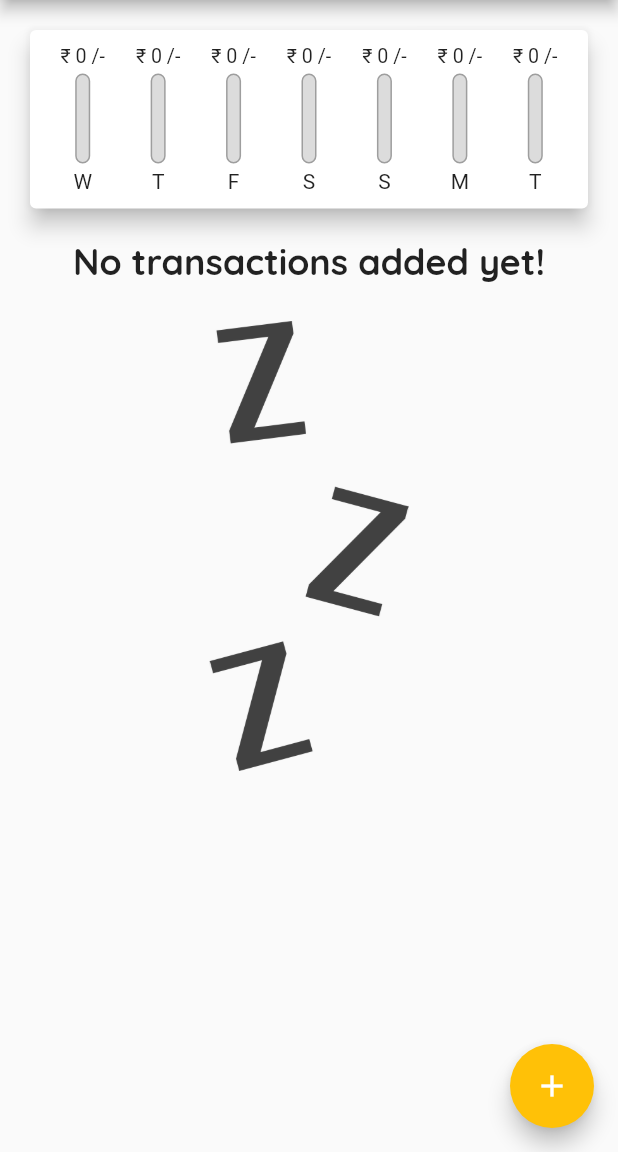
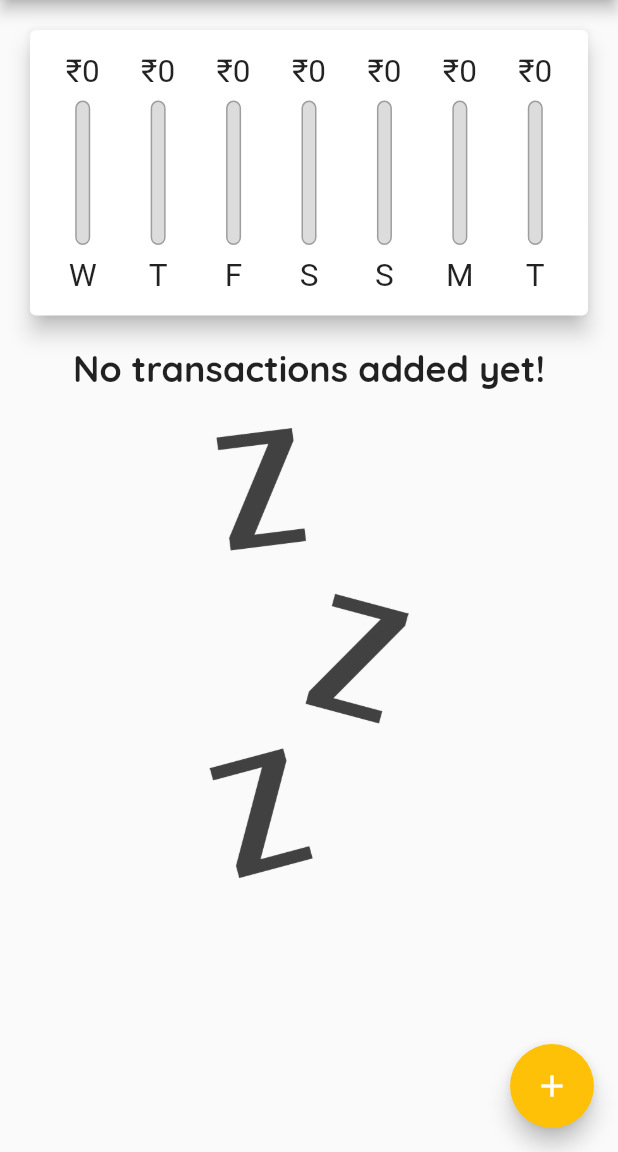
Before and after one commit to glitched-sudhanshu/Expenser, a Flutter app: the screen it shows after launch, on a phone screen of 412 x 824 dp, the part 84-1236 px from its top. Run offline on Flutter 3.47's test engine with Material 2 defaults, Android fonts, the phone set to English and light mode, and no system bars.

Commit message:
working on responsiveness

```diff
--- a/lib/main.dart
+++ b/lib/main.dart
@@ -1,6 +1,5 @@
 import 'package:expense_app/models/transaction.dart';
 import 'package:expense_app/widgets/chart.dart';
-import 'package:expense_app/widgets/chartMap.dart';
 import 'package:expense_app/widgets/new_transaction.dart';
 import 'package:expense_app/widgets/theme.dart';
 import 'package:expense_app/widgets/transaction_list.dart';
@@ -29,11 +28,7 @@ class HomePage extends StatefulWidget {
 }
 
 class _HomePageState extends State<HomePage> {
-  final List<Transaction> _userTransactions = [
-    // Transaction(
-    //     id: 't1', title: 'New shoes', amount: 2300, date: DateTime.now()),
-    // Transaction(id: 't2', title: 'Grocery', amount: 150, date: DateTime.now()),
-  ];
+  final List<Transaction> _userTransactions = [];
 
 
   List<Transaction> get _recentTransactions{
@@ -79,8 +74,8 @@ class _HomePageState extends State<HomePage> {
 
   @override
   Widget build(BuildContext context) {
-    return Scaffold(
-      appBar: AppBar(
+
+    final myAppBar = AppBar(
       title: Text(
         'Expenser',
       ),
@@ -92,14 +87,21 @@ class _HomePageState extends State<HomePage> {
           ),
         ),
       ],
-      ),
+    );
+
+    return Scaffold(
+      appBar: myAppBar,
       body: SingleChildScrollView(
         child: Column(
           mainAxisAlignment: MainAxisAlignment.start,
           crossAxisAlignment: CrossAxisAlignment.stretch,
           children: [
-            Chart(_recentTransactions),
-            TransactionList(_userTransactions, _deleteTransaction),
+            SizedBox(
+              height: (MediaQuery.of(context).size.height - myAppBar.preferredSize.height - MediaQuery.of(context).padding.top) * 0.3,
+              child: Chart(_recentTransactions),),
+            SizedBox(
+              height: (MediaQuery.of(context).size.height - myAppBar.preferredSize.height - MediaQuery.of(context).padding.top) * 0.7,
+              child: TransactionList(_userTransactions, _deleteTransaction),),
           ],
         ),
       ),
--- a/lib/widgets/chart.dart
+++ b/lib/widgets/chart.dart
@@ -37,7 +37,6 @@ class Chart extends StatelessWidget {
 
   @override
   Widget build(BuildContext context) {
-    // print(groupedTransactionValues);
     return Card(
       elevation: 6,
       margin: EdgeInsets.all(20),
@@ -50,10 +49,13 @@ class Chart extends StatelessWidget {
               Flexible(
               fit: FlexFit.tight,
               child:
-              ChartBar(
-                  data.weekDay,
-                  data.amount,
-                  totalSpending == 0.0 ? 0.0 : (data.amount) / totalSpending),
+              Padding(
+                padding: EdgeInsets.symmetric(vertical: 5, horizontal: 10),
+                child: ChartBar(
+                    data.weekDay,
+                    data.amount,
+                    totalSpending == 0.0 ? 0.0 : (data.amount) / totalSpending),
+              ),
             );
           }).toList(),
         ),
--- a/lib/widgets/chartBar.dart
+++ b/lib/widgets/chartBar.dart
@@ -10,19 +10,20 @@ class ChartBar extends StatelessWidget {
 
   @override
   Widget build(BuildContext context) {
+    return LayoutBuilder(builder: (ctx, constraints) {
       return Column(
         children: [
           Container(
-          height: 15,
+            height: constraints.maxHeight * 0.15,
             child: FittedBox(
-            child: Text('₹ ${spendingAmount.toStringAsFixed(0)} /-'),
+              child: Text('₹${spendingAmount.toStringAsFixed(0)}'),
             ),
           ),
           SizedBox(
-          height: 4,
+            height: constraints.maxHeight * 0.05,
           ),
           Container(
-          height: 60,
+            height: constraints.maxHeight * 0.6,
             width: 10,
             child: Stack(
               children: [
@@ -49,10 +50,16 @@ class ChartBar extends StatelessWidget {
             ),
           ),
           SizedBox(
-          height: 4,
+            height: constraints.maxHeight * 0.05,
           ),
-        Text(label),
+          Container(
+            height: constraints.maxHeight * 0.15,
+            child: FittedBox(
+              child: Text(label),
+            ),
+          ),
         ],
       );
+    });
   }
 }
--- a/lib/widgets/transaction_list.dart
+++ b/lib/widgets/transaction_list.dart
@@ -1,6 +1,5 @@
 import 'package:flutter/material.dart';
 import 'package:intl/intl.dart';
-
 import '../models/transaction.dart';
 
 class TransactionList extends StatelessWidget {
@@ -11,9 +10,7 @@ class TransactionList extends StatelessWidget {
 
   @override
   Widget build(BuildContext context) {
-    return SizedBox(
-      height: 500,
-      child: _userTransactions.isEmpty
+    return _userTransactions.isEmpty
         ? Column(
             children: [
               Text(
@@ -63,52 +60,14 @@ class TransactionList extends StatelessWidget {
                   trailing: IconButton(
                     icon: Icon(Icons.delete),
                     color: Theme.of(context).colorScheme.error,
-                      onPressed: () {_deleteTransactionHandler(tx.id);},
+                    onPressed: () {
+                      _deleteTransactionHandler(tx.id);
+                    },
                   ),
                 ),
               );
             },
             itemCount: _userTransactions.length,
-            ),
           );
   }
 }
-
-// Row(
-// children: [
-// Container(
-// margin:
-// EdgeInsets.symmetric(vertical: 10, horizontal: 15),
-// decoration: BoxDecoration(
-// border: Border.all(
-// color: Colors.purple,
-// width: 2,
-// ),
-// ),
-// padding: EdgeInsets.all(10),
-// child: Text(
-// '₹ ${tx.amount.toStringAsFixed(2)} /-',
-// style: TextStyle(
-// fontWeight: FontWeight.bold,
-// fontSize: 20,
-// color: Colors.purple,
-// ),
-// ),
-// ),
-// Column(
-// crossAxisAlignment: CrossAxisAlignment.start,
-// children: [
-// Text(tx.title.toString(),
-// style: Theme.of(context).textTheme.titleMedium),
-// Text(
-// DateFormat.yMMMMd().format(tx.date),
-// style: TextStyle(
-// fontSize: 14,
-// color: Colors.blueGrey,
-// ),
-// ),
-// ],
-// ),
-// ],
-// ),
-// );
```
Also changed, not shown: lib/widgets/chartMap.dart (deleted, +0 -55 lines). Lines whose indentation alone changed are shown as unchanged.
